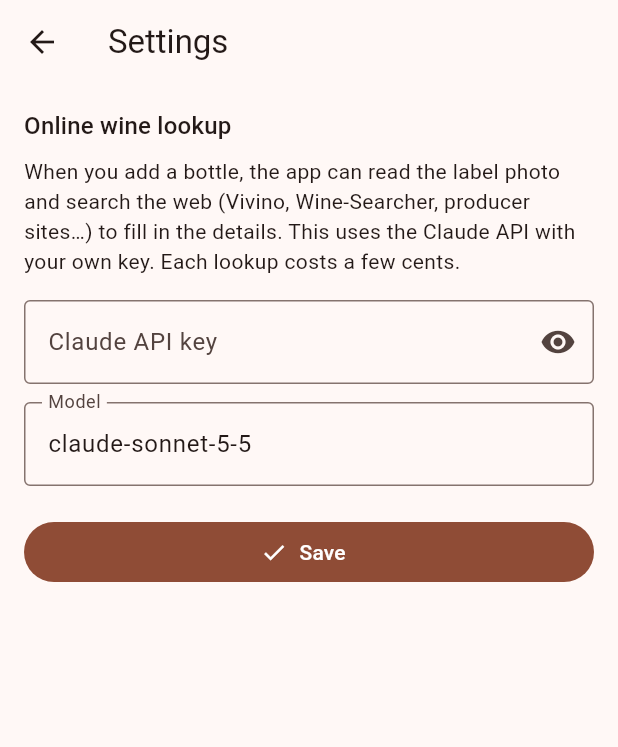
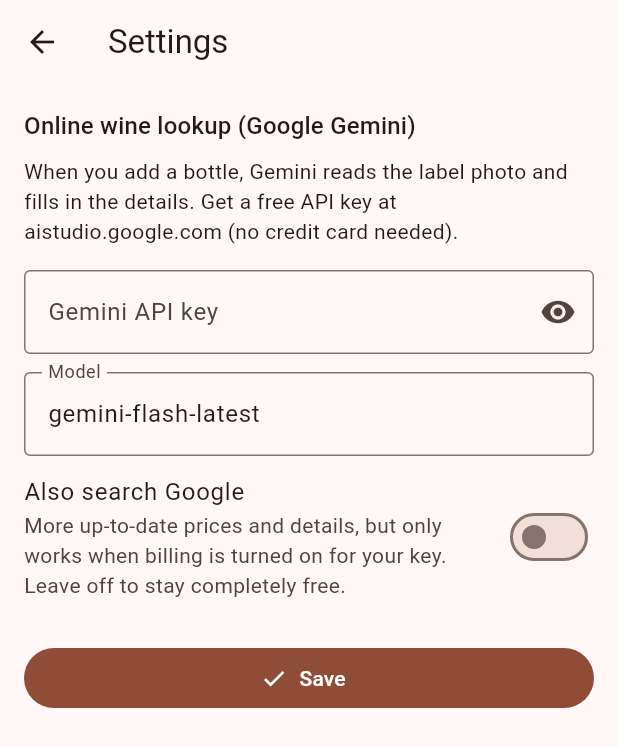
Before and after one commit to reinoutputzeys-bit/wine-cellar, a Flutter app: the screen it shows after launch, scrolled down 132 dp, after a tap on the "settings" icon, on a phone screen of 412 x 824 dp. Shown: the top 747 px of the screen. Run offline on Flutter 3.47's test engine with Material 3 defaults, Android fonts, the phone set to English and light mode, and no system bars; our stand-ins replace image_picker, sqflite; accounts and stored records are empty.

Commit message:
Add files via upload

```diff
--- a/lib/edit_page.dart
+++ b/lib/edit_page.dart
@@ -156,7 +156,7 @@ class _BottleEditPageState extends State<BottleEditPage> {
 
   // ---------------- online lookup ----------------
   Future<void> _lookup({bool auto = false}) async {
-    final key = (await CellarDb.getSetting('api_key'))?.trim() ?? '';
+    final key = (await CellarDb.getSetting('gemini_key'))?.trim() ?? '';
     if (!mounted) return;
     if (key.isEmpty) {
       if (auto) return;
@@ -165,7 +165,7 @@ class _BottleEditPageState extends State<BottleEditPage> {
         builder: (ctx) => AlertDialog(
           title: const Text('Set up online lookup'),
           content: const Text(
-              'To look up wines online, add your Claude API key in Settings first.'),
+              'To look up wines online, add your free Gemini API key in Settings first.'),
           actions: [
             TextButton(
                 onPressed: () => Navigator.pop(ctx, false),
@@ -182,7 +182,8 @@ class _BottleEditPageState extends State<BottleEditPage> {
       }
       return;
     }
-    final model = (await CellarDb.getSetting('model'))?.trim() ?? '';
+    final model = (await CellarDb.getSetting('gemini_model'))?.trim() ?? '';
+    final useSearch = (await CellarDb.getSetting('gemini_search')) == '1';
 
     setState(() {
       _looking = true;
@@ -192,6 +193,7 @@ class _BottleEditPageState extends State<BottleEditPage> {
       final info = await WineLookup.lookup(
         apiKey: key,
         model: model.isEmpty ? defaultModel : model,
+        useGoogleSearch: useSearch,
         photoPath: _photo,
         name: c('name').text,
         producer: c('producer').text,
@@ -248,7 +250,7 @@ class _BottleEditPageState extends State<BottleEditPage> {
         _lookupSummary = [
           filled.isEmpty
               ? 'Nothing new found online.'
-              : 'Filled in ${filled.length} field${filled.length == 1 ? '' : 's'} from the web (marked ✨). Please check them.',
+              : 'Filled in ${filled.length} field${filled.length == 1 ? '' : 's'} (marked ✨). Please check them, especially price and drink window.',
           if (conf == 'low') 'Not sure this is the exact wine — double-check name and year.',
           if (missing.isNotEmpty) 'Still missing: ${missing.join(', ')}.',
           if (_drawer == null) 'Choose a drawer below.',
@@ -509,7 +511,7 @@ class _BottleEditPageState extends State<BottleEditPage> {
                       height: 18,
                       child: CircularProgressIndicator(strokeWidth: 2))
                   : const Icon(Icons.travel_explore),
-              label: Text(_looking ? 'Searching the web…' : 'Look up online'),
+              label: Text(_looking ? 'Looking it up…' : 'Look up online'),
             ),
           ),
           if (_lookupSummary != null)
--- a/lib/settings_page.dart
+++ b/lib/settings_page.dart
@@ -13,6 +13,7 @@ class SettingsPage extends StatefulWidget {
 class _SettingsPageState extends State<SettingsPage> {
   final _key = TextEditingController();
   final _model = TextEditingController();
+  bool _search = false;
   bool _show = false;
   bool _loading = true;
 
@@ -23,8 +24,9 @@ class _SettingsPageState extends State<SettingsPage> {
   }
 
   Future<void> _load() async {
-    _key.text = await CellarDb.getSetting('api_key') ?? '';
-    _model.text = await CellarDb.getSetting('model') ?? defaultModel;
+    _key.text = await CellarDb.getSetting('gemini_key') ?? '';
+    _model.text = await CellarDb.getSetting('gemini_model') ?? defaultModel;
+    _search = (await CellarDb.getSetting('gemini_search')) == '1';
     if (mounted) setState(() => _loading = false);
   }
 
@@ -36,9 +38,10 @@ class _SettingsPageState extends State<SettingsPage> {
   }
 
   Future<void> _save() async {
-    await CellarDb.setSetting('api_key', _key.text.trim());
-    await CellarDb.setSetting(
-        'model', _model.text.trim().isEmpty ? defaultModel : _model.text.trim());
+    await CellarDb.setSetting('gemini_key', _key.text.trim());
+    await CellarDb.setSetting('gemini_model',
+        _model.text.trim().isEmpty ? defaultModel : _model.text.trim());
+    await CellarDb.setSetting('gemini_search', _search ? '1' : '0');
     if (!mounted) return;
     ScaffoldMessenger.of(context)
         .showSnackBar(const SnackBar(content: Text('Settings saved')));
@@ -54,13 +57,12 @@ class _SettingsPageState extends State<SettingsPage> {
           : ListView(
               padding: const EdgeInsets.all(16),
               children: [
-                Text('Online wine lookup',
+                Text('Online wine lookup (Google Gemini)',
                     style: Theme.of(context).textTheme.titleMedium),
                 const SizedBox(height: 8),
                 const Text(
-                  'When you add a bottle, the app can read the label photo and search the web '
-                  '(Vivino, Wine-Searcher, producer sites…) to fill in the details. '
-                  'This uses the Claude API with your own key. Each lookup costs a few cents.',
+                  'When you add a bottle, Gemini reads the label photo and fills in the details. '
+                  'Get a free API key at aistudio.google.com (no credit card needed).',
                 ),
                 const SizedBox(height: 16),
                 TextField(
@@ -69,8 +71,8 @@ class _SettingsPageState extends State<SettingsPage> {
                   autocorrect: false,
                   enableSuggestions: false,
                   decoration: InputDecoration(
-                    labelText: 'Claude API key',
-                    hintText: 'sk-ant-…',
+                    labelText: 'Gemini API key',
+                    hintText: 'AIza…',
                     border: const OutlineInputBorder(),
                     suffixIcon: IconButton(
                       icon: Icon(_show ? Icons.visibility_off : Icons.visibility),
@@ -87,6 +89,16 @@ class _SettingsPageState extends State<SettingsPage> {
                     border: OutlineInputBorder(),
                   ),
                 ),
+                const SizedBox(height: 4),
+                SwitchListTile(
+                  contentPadding: EdgeInsets.zero,
+                  title: const Text('Also search Google'),
+                  subtitle: const Text(
+                      'More up-to-date prices and details, but only works when billing is '
+                      'turned on for your key. Leave off to stay completely free.'),
+                  value: _search,
+                  onChanged: (v) => setState(() => _search = v),
+                ),
                 const SizedBox(height: 20),
                 FilledButton.icon(
                   onPressed: _save,
```
Also changed, not shown: lib/lookup.dart (+67 -62 lines).
